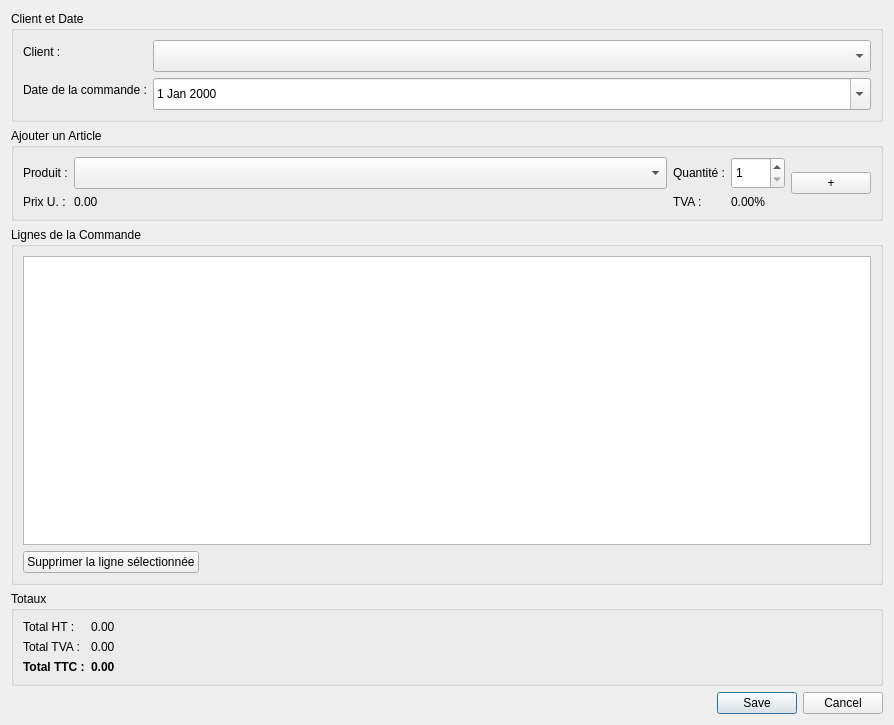
The window that facturation_ci/ui/commande_editor.ui (otchoumouAng/fne2) describes before a commit, drawn with Qt 5.
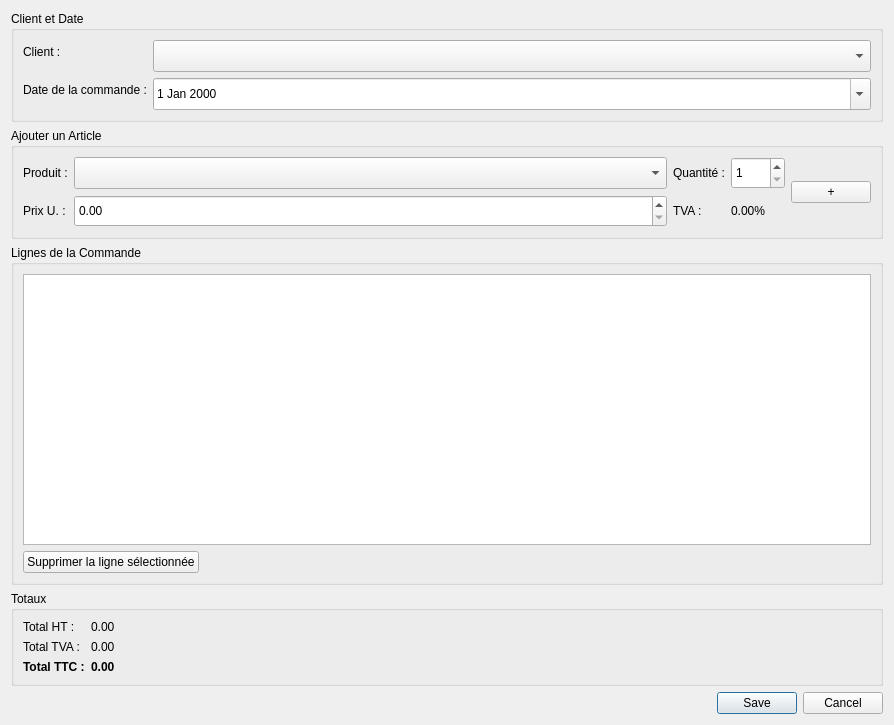
The same window after the commit.

Commit message:
feat: make commande price editable and set product defaults
- Replace price label with QDoubleSpinBox in CommandeEditorDialog
- Set default tax rate to 18 when creating a new product
- Implement read-only mode for product details on double-click
- Update CrudDialog to support read-only mode (disable fields, Ok button only)

What changed in the file:
```diff
--- a/facturation_ci/ui/commande_editor.ui
+++ b/facturation_ci/ui/commande_editor.ui
@@ -144,9 +144,18 @@
        </widget>
       </item>
       <item row="1" column="1">
-       <widget class="QLabel" name="price_value">
-        <property name="text">
-         <string>0.00</string>
+       <widget class="QDoubleSpinBox" name="price_value">
+        <property name="minimumSize">
+         <size>
+          <width>0</width>
+          <height>32</height>
+         </size>
+        </property>
+        <property name="minimum">
+         <double>0.00</double>
+        </property>
+        <property name="maximum">
+         <double>999999999.00</double>
         </property>
        </widget>
       </item>
```
The commit also changes 4 other files.
